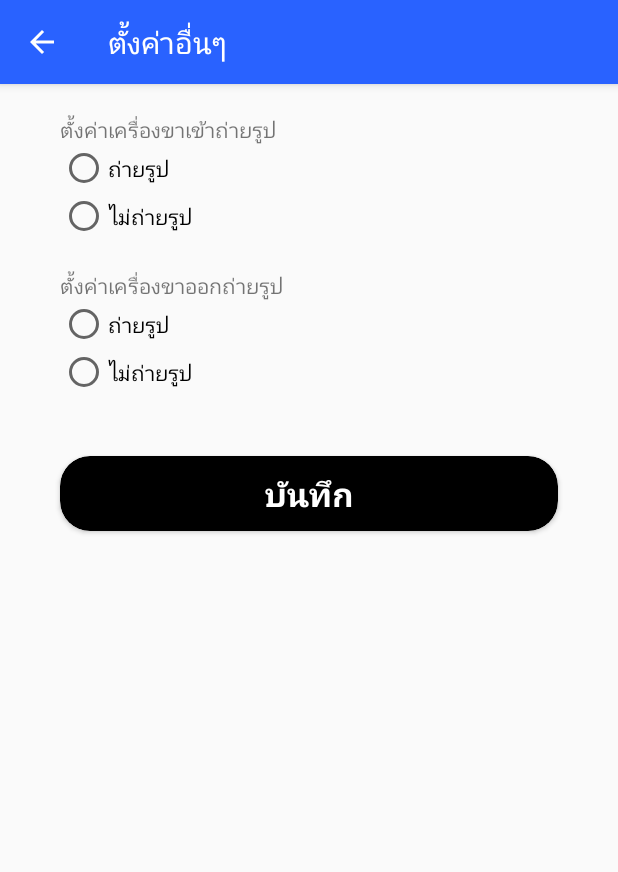
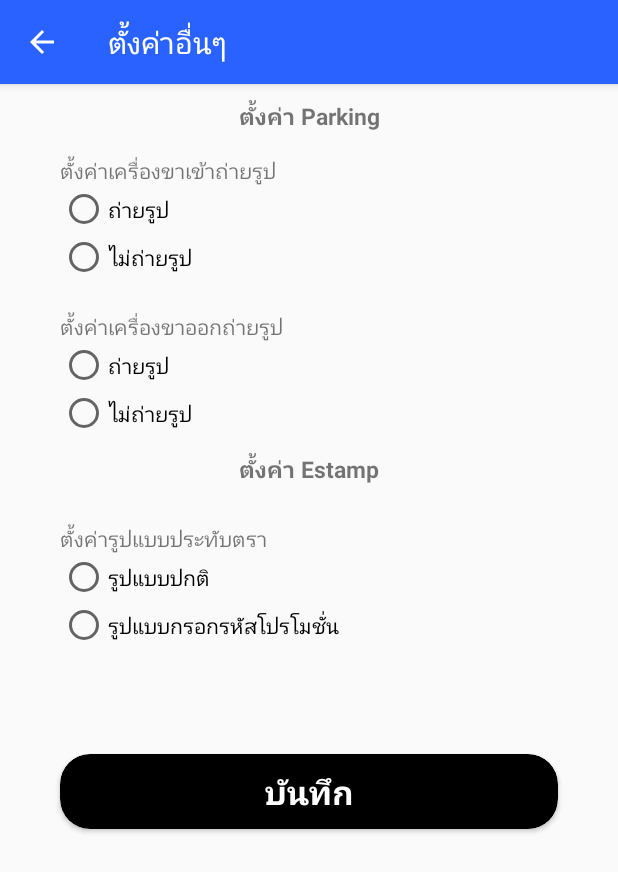
Before and after one commit to WazabizCit/MB_PARKING_VACHIRA_HOSPITAL, an Android app: the SubSettingOtherMainActivity screen opened directly, with no data from a screen before it, on a phone screen of 412 x 824 dp. Shown: the top 872 px of the screen. Run offline under Robolectric (Android 15) with nearby library versions, the phone set to English and light mode, and no system bars.

Commit message:
25042024 11.08

```diff
--- a/app/src/main/java/com/example/mb_parking_vachira_hospital/activity/SubSettingOtherMainActivity.java
+++ b/app/src/main/java/com/example/mb_parking_vachira_hospital/activity/SubSettingOtherMainActivity.java
@@ -26,34 +26,47 @@
 
     private static final String PREFS_NAME = "preferences";
 
+
+    // PARKING
     private static final String PREF_STATUS_RADIO_CARIN_CAPTURE_IMG = "pref_status_radio_carin_capture_img ";
     private static final String PREF_STATUS_RADIO_CARIN_NOT_CAPTURE_IMG = "pref_status_radio_carin_not_capture_img ";
-
     private static final String PREF_STATUS_RADIO_CAROUT_CAPTURE_IMG = "pref_status_radio_carout_capture_img ";
     private static final String PREF_STATUS_RADIO_CAROUT_NOT_CAPTURE_IMG = "pref_status_radio_carout_not_capture_img ";
+
+
+    // ESTAMP
+    private static final String PREF_STATUS_RADIO_TYPE_ESTAMP_DEFAULT = "pref_status_radio_type_estamp_default";
+    private static final String PREF_STATUS_RADIO_TYPE_ESTAMP_INSERT_CODE = "pref_status_radio_type_estamp_insert_code";
+
 
 
     private final int DefaultInt = 0;
     private final boolean DefaultBoolean = false;
     private final String DefaultString = "null";
+
     private boolean status_radio_carin_capture_img;
     private boolean status_radio_carin_not_capture_img;
-
     private boolean status_radio_carout_capture_img;
     private boolean status_radio_carout_not_capture_img;
 
+    private boolean status_radio_type_estamp_default;
+    private boolean status_radio_type_estamp_insert_code;
 
 
-    EditText edit_ip_printer;
+
+
     CardView card_ok;
 
 
 
     RadioButton radio_carin_capture_img;
     RadioButton radio_carin_not_capture_img;
-
     RadioButton radio_carout_capture_img;
     RadioButton radio_carout_not_capture_img;
+    RadioButton radio_type_estamp_default;
+    RadioButton radio_type_estamp_insert_code;
+
+
 
 
     @Override
@@ -82,15 +95,22 @@
     private void inintInstances() {
 
 
-        edit_ip_printer = findViewById(R.id.edit_ip_printer);
+
         card_ok = findViewById(R.id.card_ok);
 
 
         radio_carin_capture_img = findViewById(R.id.radio_carin_capture_img);
         radio_carin_not_capture_img = findViewById(R.id.radio_carin_not_capture_img);
 
+
+
         radio_carout_capture_img = findViewById(R.id.radio_carout_capture_img);
         radio_carout_not_capture_img = findViewById(R.id.radio_carout_not_capture_img);
+
+        radio_type_estamp_default = findViewById(R.id.radio_type_estamp_default);
+        radio_type_estamp_insert_code = findViewById(R.id.radio_type_estamp_insert_code);
+
+
 
 
 
@@ -103,6 +123,11 @@
         radio_carout_capture_img.setChecked(status_radio_carout_capture_img);
         radio_carout_not_capture_img.setChecked(status_radio_carout_not_capture_img);
 
+        radio_type_estamp_default.setChecked(status_radio_type_estamp_default);
+        radio_type_estamp_insert_code.setChecked(status_radio_type_estamp_insert_code);
+
+
+
 
 
         radio_carin_capture_img.setOnCheckedChangeListener(this);
@@ -110,6 +135,10 @@
 
         radio_carout_capture_img.setOnCheckedChangeListener(this);
         radio_carout_not_capture_img.setOnCheckedChangeListener(this);
+
+        radio_type_estamp_default.setOnCheckedChangeListener(this);
+        radio_type_estamp_insert_code.setOnCheckedChangeListener(this);
+
 
 
     }
@@ -183,6 +212,17 @@
             status_radio_carout_not_capture_img = b;
 
         }
+        else if (compoundButton == radio_type_estamp_default) {
+            status_radio_type_estamp_default = b;
+
+        } else if (compoundButton == radio_type_estamp_insert_code) {
+            status_radio_type_estamp_insert_code = b;
+
+        }
+
+
+
+
 
 
     }
@@ -203,6 +243,8 @@
         editor.putBoolean(PREF_STATUS_RADIO_CARIN_NOT_CAPTURE_IMG , status_radio_carin_not_capture_img);
         editor.putBoolean(PREF_STATUS_RADIO_CAROUT_CAPTURE_IMG, status_radio_carout_capture_img);
         editor.putBoolean(PREF_STATUS_RADIO_CAROUT_NOT_CAPTURE_IMG , status_radio_carout_not_capture_img);
+        editor.putBoolean(PREF_STATUS_RADIO_TYPE_ESTAMP_DEFAULT, status_radio_type_estamp_default);
+        editor.putBoolean(PREF_STATUS_RADIO_TYPE_ESTAMP_INSERT_CODE , status_radio_type_estamp_insert_code);
 
         editor.commit();
 
@@ -212,8 +254,7 @@
 
     private void loadPreferences() {
 
-        SharedPreferences settings = getSharedPreferences(PREFS_NAME,
-                Context.MODE_PRIVATE);
+        SharedPreferences settings = getSharedPreferences(PREFS_NAME,Context.MODE_PRIVATE);
 
         // Get value
 
@@ -223,6 +264,8 @@
         status_radio_carout_capture_img = settings.getBoolean(PREF_STATUS_RADIO_CAROUT_CAPTURE_IMG , DefaultBoolean);
         status_radio_carout_not_capture_img = settings.getBoolean(PREF_STATUS_RADIO_CAROUT_NOT_CAPTURE_IMG , DefaultBoolean);
 
+        status_radio_type_estamp_default = settings.getBoolean(PREF_STATUS_RADIO_TYPE_ESTAMP_DEFAULT , DefaultBoolean);
+        status_radio_type_estamp_insert_code = settings.getBoolean(PREF_STATUS_RADIO_TYPE_ESTAMP_INSERT_CODE , DefaultBoolean);
 
 
     }
--- a/app/src/main/res/layout/activity_sub_setting_other_main.xml
+++ b/app/src/main/res/layout/activity_sub_setting_other_main.xml
@@ -21,16 +21,29 @@
 </android.support.v7.widget.Toolbar>
 
 
+<LinearLayout
+    android:layout_width="match_parent"
+    android:layout_height="wrap_content">
 
+    <TextView
+        android:layout_width="match_parent"
+        android:layout_height="wrap_content"
+        android:gravity="center"
+        android:textStyle="bold"
+        android:textSize="15sp"
+        android:layout_marginTop="10dp"
+        android:layout_marginBottom="5dp"
+        android:text="ตั้งค่า Parking"
+        ></TextView>
+</LinearLayout>
 
 <LinearLayout
 
     android:layout_width="match_parent"
     android:layout_height="wrap_content"
     android:layout_marginLeft="40dp"
-    android:layout_marginTop="20dp"
+    android:layout_marginTop="10dp"
     android:layout_marginRight="40dp">
-
 
 
     <RadioGroup
@@ -108,6 +121,65 @@
 
 </LinearLayout>
 
+    <LinearLayout
+        android:layout_width="match_parent"
+        android:layout_height="wrap_content">
+
+        <TextView
+            android:layout_width="match_parent"
+            android:layout_height="wrap_content"
+            android:gravity="center"
+            android:textStyle="bold"
+            android:textSize="15sp"
+            android:layout_marginTop="10dp"
+            android:layout_marginBottom="5dp"
+            android:text="ตั้งค่า Estamp"
+            ></TextView>
+    </LinearLayout>
+
+
+    <LinearLayout
+
+        android:layout_width="match_parent"
+        android:layout_height="wrap_content"
+        android:layout_marginLeft="40dp"
+        android:layout_marginTop="20dp"
+        android:layout_marginRight="40dp">
+
+
+
+        <RadioGroup
+            android:layout_width="wrap_content"
+            android:layout_height="wrap_content"
+            android:checkedButton="@id/radio_carout_not_print"
+            >
+            <TextView
+                android:layout_width="wrap_content"
+                android:layout_height="wrap_content"
+                android:text="ตั้งค่ารูปแบบประทับตรา"
+                />
+
+            <RadioButton
+                android:id="@+id/radio_type_estamp_default"
+                android:layout_width="wrap_content"
+                android:layout_height="wrap_content"
+                android:text="รูปแบบปกติ" />
+
+            <RadioButton
+                android:id="@+id/radio_type_estamp_insert_code"
+                android:layout_width="wrap_content"
+                android:layout_height="wrap_content"
+                android:text="รูปแบบกรอกรหัสโปรโมชั่น" />
+
+
+
+        </RadioGroup>
+
+
+
+
+    </LinearLayout>
+
 
 <android.support.v7.widget.CardView
     xmlns:card_view="http://schemas.android.com/apk/res-auto"
@@ -117,7 +189,7 @@
     android:layout_marginBottom="10dp"
     android:layout_marginLeft="40dp"
     android:layout_marginRight="40dp"
-    android:layout_marginTop="40dp"
+    android:layout_marginTop="70dp"
     android:clickable="true"
     card_view:cardBackgroundColor="@color/colorblack"
     android:foreground="?android:attr/selectableItemBackground"
```
Also changed, not shown: app/src/main/AndroidManifest.xml (+3 -4 lines), app/src/main/java/com/example/mb_parking_vachira_hospital/activity/EstampMainActivity.java (added, +284 -0 lines), app/src/main/java/com/example/mb_parking_vachira_hospital/activity/MainActivity.java (+10 -1 lines), app/src/main/res/layout/activity_estamp_main.xml (added, +229 -0 lines).
